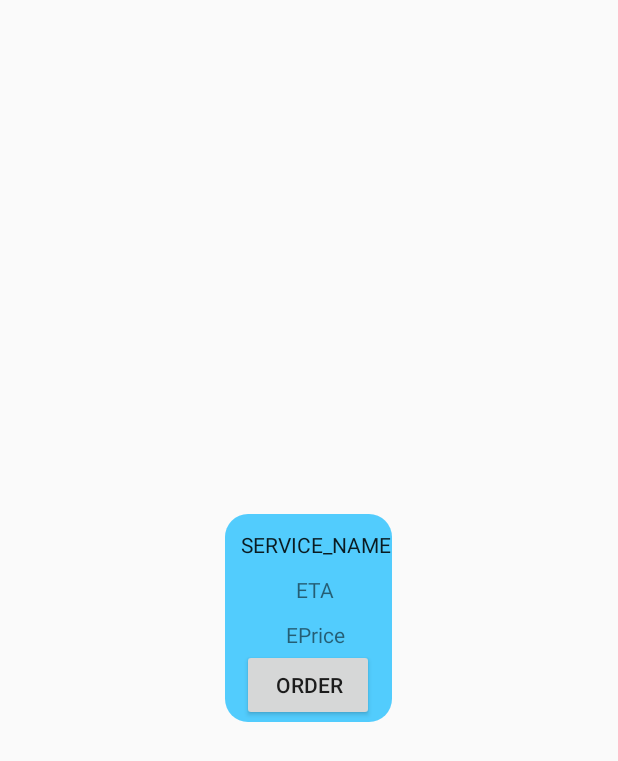
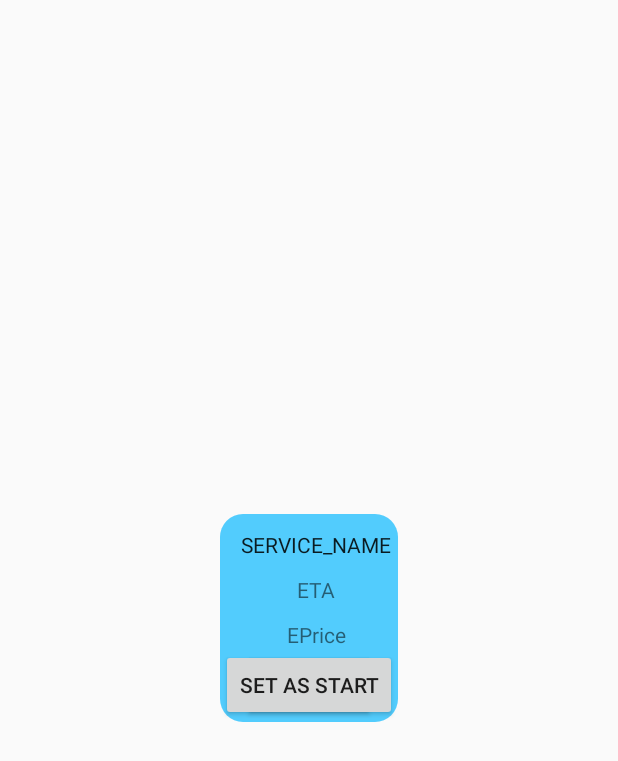
Before and after one commit to Demosthen/TA-L, an Android app: the layout service_summary.xml on its own in the app's theme, with its tools: preview values and no code run, on a phone screen of 412 x 824 dp. Shown: the top 761 px of the screen. Run offline under Robolectric (Android 15) with nearby library versions, the phone set to English and light mode, and no system bars.

Commit message:
Add button to service summary

```diff
--- a/app/src/main/java/com/example/tal/BikeLAsmart.java
+++ b/app/src/main/java/com/example/tal/BikeLAsmart.java
@@ -9,7 +9,7 @@ import org.json.JSONObject;
 import java.util.ArrayList;
 
 public class BikeLAsmart extends Service {
-    public static String name = "BikeLAsmart";
+    public static String name = "bikelasmart";
 
     public BikeLAsmart(Location loc, Location my_loc, Location final_dest) {
         super(loc, my_loc, final_dest);
@@ -35,7 +35,7 @@ public class BikeLAsmart extends Service {
         return extract_url(new_url, "duration");
     }
 
-    private static double radius = 1/4; // in miles, I think
+    private static double radius = 0.5; // in miles, I think
 
     @Override
     ArrayList< Service > extractServices(String json) {
--- a/app/src/main/java/com/example/tal/Bird.java
+++ b/app/src/main/java/com/example/tal/Bird.java
@@ -35,7 +35,7 @@ public class Bird extends Service {
         double value = extract_url(new_url, "duration");
         return (int) (value * (0.000621371) / speed * (3600 / 5280));
     }
-    private static double radius = 1/4; // in miles, I think
+    private static double radius = 0.5; // in miles, I think
 
     @Override
     ArrayList< Service > extractServices(String json) {
--- a/app/src/main/java/com/example/tal/Ford.java
+++ b/app/src/main/java/com/example/tal/Ford.java
@@ -59,7 +59,7 @@ public class Ford extends Service {//before execute this stuff on Ford, calculat
         }
         return route;
     }
-    private static double radius = 1/4; // in miles, I think
+    private static double radius = 0.5; // in miles, I think
 
     @Override
     ArrayList<Service> extractServices(String json) {
--- a/app/src/main/java/com/example/tal/Ford_park.java
+++ b/app/src/main/java/com/example/tal/Ford_park.java
@@ -15,7 +15,7 @@ public class Ford_park extends Service_park {
         name = "Ford_park";
     }
 
-    public static double radius = 1/2; //remove if needed to ensure a station
+    public static double radius = 1; //remove if needed to ensure a station
 
     public static ArrayList<Location> extractParking(String json) {
         ArrayList<Location> park_list = new ArrayList<>();
--- a/app/src/main/java/com/example/tal/ServeAsyncTaskLoader.java
+++ b/app/src/main/java/com/example/tal/ServeAsyncTaskLoader.java
@@ -65,7 +65,7 @@ public class ServeAsyncTaskLoader extends AsyncTaskLoader< HashMap< String,List<
             Log.i("json",jsonFord_parkResponse);
             dataRepository.put(Ford_park.name,ford_park.extractParking(jsonFord_parkResponse));
         }
-        if((boolean)buttons.get("Zip Car")){ //When Go Bike button is initially pressed
+        if((boolean)buttons.get("Zipcar")){ //When Go Bike button is initially pressed
             //create bikeLAsmart objects
             String bikeLAsmartResponse = Utils.makeHttpRequest(mQuery,bikeLAsmartLink,mApiKey,mLogTag);
             BikeLAsmart bikelasmart= new BikeLAsmart(Service.start,Service.start,Service.end);
--- a/app/src/main/res/layout/service_summary.xml
+++ b/app/src/main/res/layout/service_summary.xml
@@ -56,5 +56,12 @@
             android:paddingRight="10dp"
             android:text="@string/ORDER"
             />
+        <Button
+            android:layout_width="wrap_content"
+            android:layout_height="wrap_content"
+            android:layout_below = "@id/EP"
+
+            android:text = "Set as Start"
+            android:id = "@+id/setStart"/>
     </RelativeLayout>
 </FrameLayout>
```
Also changed, not shown: app/src/main/java/com/example/tal/MapsActivity.java (+9 -0 lines), app/src/main/res/mipmap-xxhdpi/bikelasmart.png (renamed from app/src/main/res/mipmap-xxhdpi/BikeLAsmart.png).
